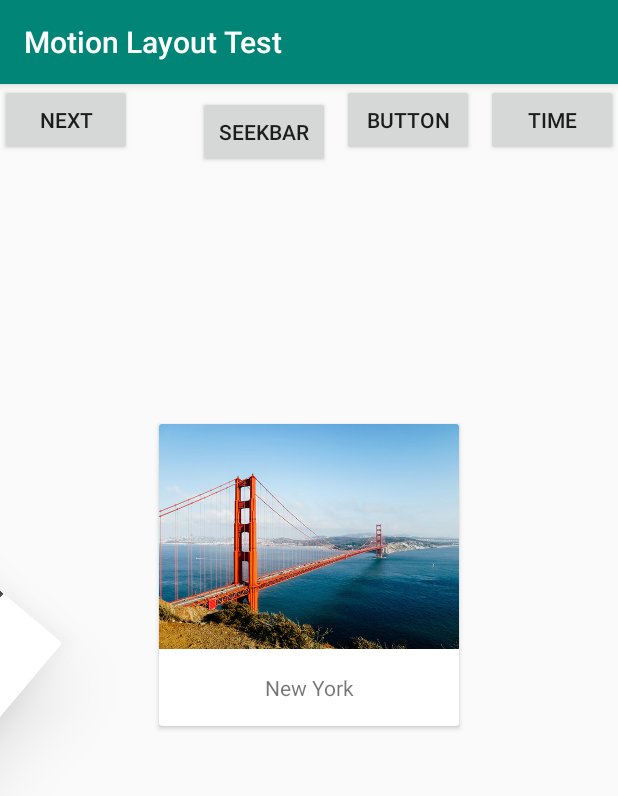
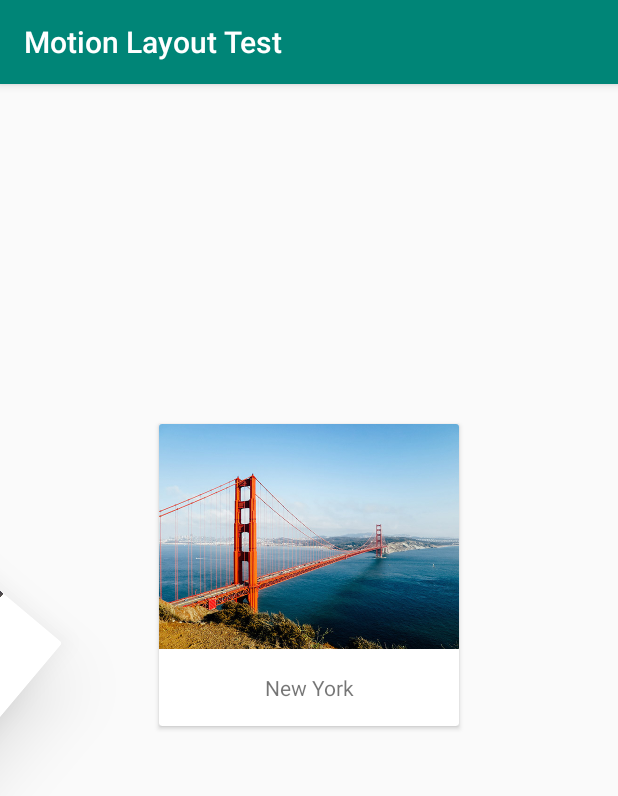
Before and after one commit to RemiDormoy/MotionLayoutTest, an Android app: the screen it shows after launch (MainActivity), on a phone screen of 412 x 824 dp. Shown: the top 796 px of the screen. Run offline under Robolectric (Android 15) with nearby library versions, the phone set to English and light mode, and no system bars.

Commit message:
added drawer

```diff
--- a/app/src/main/java/com/rdo/octo/motionlayouttest/MainActivity.kt
+++ b/app/src/main/java/com/rdo/octo/motionlayouttest/MainActivity.kt
@@ -1,6 +1,5 @@
 package com.rdo.octo.motionlayouttest
 
-import android.animation.ObjectAnimator
 import android.content.Intent
 import androidx.appcompat.app.AppCompatActivity
 import android.os.Bundle
@@ -9,10 +8,7 @@ import android.view.MotionEvent
 import android.view.MotionEvent.ACTION_DOWN
 import android.view.MotionEvent.ACTION_UP
 import android.view.View
-import android.view.animation.AccelerateInterpolator
-import android.view.animation.BounceInterpolator
-import android.view.animation.DecelerateInterpolator
-import android.view.animation.OvershootInterpolator
+import kotlinx.android.synthetic.main.activity_home.*
 import kotlinx.android.synthetic.main.activity_main.*
 
 class MainActivity : AppCompatActivity() {
@@ -21,18 +17,17 @@ class MainActivity : AppCompatActivity() {
 
     override fun onCreate(savedInstanceState: Bundle?) {
         super.onCreate(savedInstanceState)
-        setContentView(R.layout.activity_main)
-        button3.setOnClickListener {
-            startActivity(Intent(this, ButtonActivity::class.java))
-        }
-        seekButton.setOnClickListener {
-            startActivity(Intent(this, SeekActivity::class.java))
-        }
-        button.setOnClickListener {
-            startActivity(Intent(this, Rotation3DActivity::class.java))
-        }
-        buttonTime.setOnClickListener {
-            startActivity(Intent(this, TimeActivity::class.java))
+        setContentView(R.layout.activity_home)
+        navigationView.setNavigationItemSelectedListener { item ->
+            when(item.itemId) {
+                R.id.nav_button -> startActivity(Intent(this, ButtonActivity::class.java))
+                R.id.nav_tuto -> startActivity(Intent(this, BlobScreenActivity::class.java))
+                R.id.nav_seekbar -> startActivity(Intent(this, SeekActivity::class.java))
+                R.id.nav_calendar -> startActivity(Intent(this, CalendarActivity::class.java))
+                R.id.nav_rotation -> startActivity(Intent(this, Rotation3DActivity::class.java))
+                R.id.nav_zoom -> startActivity(Intent(this, TimeActivity::class.java))
+            }
+            true
         }
         motion.setOnTouchListener { v, event ->
             when (event.action) {
--- a/app/src/main/java/com/rdo/octo/motionlayouttest/Rotation3DActivity.kt
+++ b/app/src/main/java/com/rdo/octo/motionlayouttest/Rotation3DActivity.kt
@@ -28,9 +28,6 @@ class Rotation3DActivity : AppCompatActivity() {
         }
         image4.setOnClickListener {
             animateView4()
-        }
-        button2.setOnClickListener {
-            startActivity(Intent(this, CalendarActivity::class.java))
         }
     }
 
--- a/app/src/main/java/com/rdo/octo/motionlayouttest/SeekActivity.kt
+++ b/app/src/main/java/com/rdo/octo/motionlayouttest/SeekActivity.kt
@@ -59,7 +59,6 @@ class SeekActivity : AppCompatActivity() {
             }
 
         })
-        buttonNext.setOnClickListener { startActivity(Intent(this, BlobScreenActivity::class.java)) }
     }
 }
 
--- /dev/null
+++ b/app/src/main/res/layout/activity_home.xml
@@ -0,0 +1,17 @@
+<?xml version="1.0" encoding="utf-8"?>
+<androidx.drawerlayout.widget.DrawerLayout
+        xmlns:android="http://schemas.android.com/apk/res/android"
+        android:layout_width="match_parent"
+        android:layout_height="match_parent" xmlns:app="http://schemas.android.com/apk/res-auto">
+
+    <include layout="@layout/activity_main"/>
+
+    <com.google.android.material.navigation.NavigationView
+            android:id="@+id/navigationView"
+            android:layout_width="wrap_content"
+            android:layout_height="match_parent"
+            android:layout_gravity="start"
+            android:fitsSystemWindows="true"
+            app:menu="@menu/drawer_view"/>
+
+</androidx.drawerlayout.widget.DrawerLayout>
--- a/app/src/main/res/layout/activity_main.xml
+++ b/app/src/main/res/layout/activity_main.xml
@@ -117,29 +117,5 @@
         </LinearLayout>
 
     </androidx.cardview.widget.CardView>
-    <Button
-            android:text="Next"
-            android:layout_width="wrap_content"
-            android:layout_height="wrap_content" tools:layout_editor_absoluteY="16dp"
-            tools:layout_editor_absoluteX="295dp" android:id="@+id/button"/>
-    <Button
-            android:text="Time"
-            android:layout_width="wrap_content"
-            android:layout_height="wrap_content"
-            app:layout_constraintEnd_toEndOf="parent"
-            android:id="@+id/buttonTime"/>
-
-    <Button
-            android:text="Button"
-            android:layout_width="wrap_content"
-            android:layout_height="wrap_content"
-            android:id="@+id/button3" app:layout_constraintEnd_toStartOf="@+id/buttonTime"
-            android:layout_marginEnd="8dp" app:layout_constraintTop_toTopOf="parent"/>
-    <Button
-            android:text="Seekbar"
-            android:layout_width="wrap_content"
-            android:layout_height="wrap_content"
-            android:id="@+id/seekButton" app:layout_constraintEnd_toStartOf="@+id/button3" android:layout_marginEnd="8dp"
-            android:layout_marginTop="8dp" app:layout_constraintTop_toTopOf="parent"/>
 
 </androidx.constraintlayout.motion.widget.MotionLayout>
--- a/app/src/main/res/layout/activity_seek.xml
+++ b/app/src/main/res/layout/activity_seek.xml
@@ -50,11 +50,4 @@
             android:fontFamily="monospace"
             app:layout_constraintHorizontal_bias="0.498" android:layout_marginBottom="80dp"
             app:layout_constraintBottom_toTopOf="@+id/drawView"/>
-    <Button
-            android:text="Next"
-            android:layout_width="wrap_content"
-            android:layout_height="wrap_content"
-            android:id="@+id/buttonNext"
-            app:layout_constraintBottom_toBottomOf="parent" android:layout_marginBottom="24dp"
-            app:layout_constraintEnd_toEndOf="parent" android:layout_marginEnd="24dp"/>
 </androidx.constraintlayout.widget.ConstraintLayout>
--- a/app/src/main/res/layout/rotation_activity.xml
+++ b/app/src/main/res/layout/rotation_activity.xml
@@ -139,13 +139,5 @@
         </LinearLayout>
 
     </androidx.cardview.widget.CardView>
-    <Button
-            android:text="Button"
-            android:layout_width="wrap_content"
-            android:layout_height="wrap_content"
-            android:id="@+id/button2" android:layout_marginTop="8dp"
-            app:layout_constraintTop_toTopOf="parent" android:layout_marginBottom="8dp"
-            app:layout_constraintBottom_toBottomOf="parent" app:layout_constraintEnd_toEndOf="parent"
-            app:layout_constraintStart_toStartOf="parent"
-    />
+
 </androidx.constraintlayout.widget.ConstraintLayout>
--- /dev/null
+++ b/app/src/main/res/menu/drawer_view.xml
@@ -0,0 +1,29 @@
+<?xml version="1.0" encoding="utf-8"?>
+<menu xmlns:android="http://schemas.android.com/apk/res/android">
+    <group android:checkableBehavior="single">
+        <item
+                android:id="@+id/nav_tuto"
+                android:icon="@drawable/ic_directions_run_black_24dp"
+                android:title="Blob tutorial" />
+        <item
+                android:id="@+id/nav_button"
+                android:icon="@drawable/ic_directions_run_black_24dp"
+                android:title="Jumping button" />
+        <item
+                android:id="@+id/nav_seekbar"
+                android:icon="@drawable/ic_directions_run_black_24dp"
+                android:title="Seekbar" />
+        <item
+                android:id="@+id/nav_calendar"
+                android:icon="@drawable/ic_directions_run_black_24dp"
+                android:title="Calendar" />
+        <item
+                android:id="@+id/nav_rotation"
+                android:icon="@drawable/ic_directions_run_black_24dp"
+                android:title="3D rotation" />
+        <item
+                android:id="@+id/nav_zoom"
+                android:icon="@drawable/ic_directions_run_black_24dp"
+                android:title="Zoom" />
+    </group>
+</menu>
```
